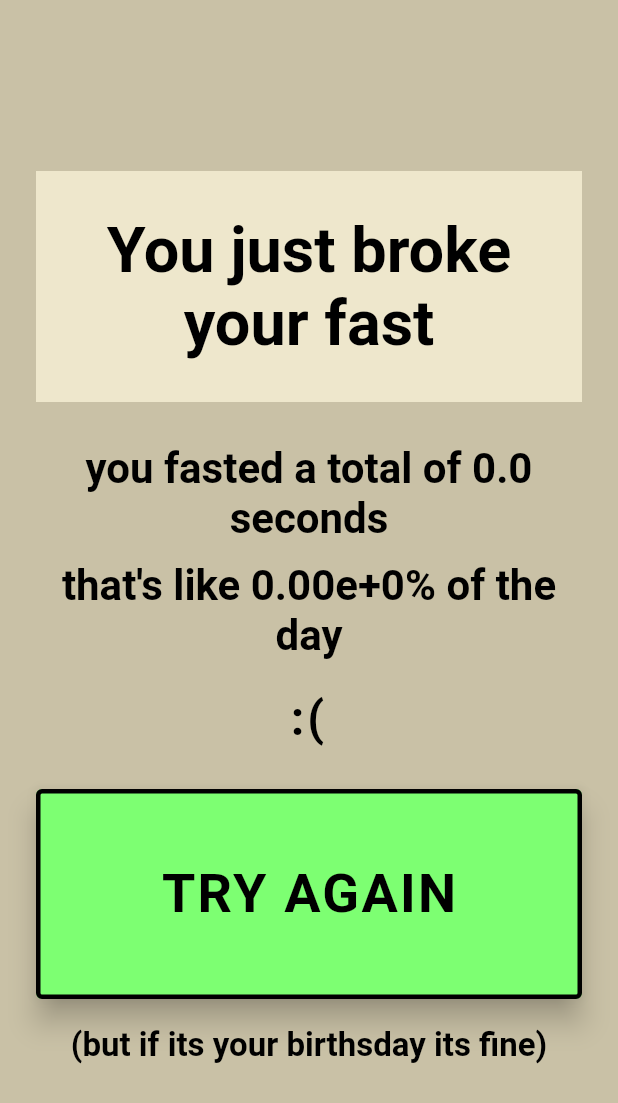
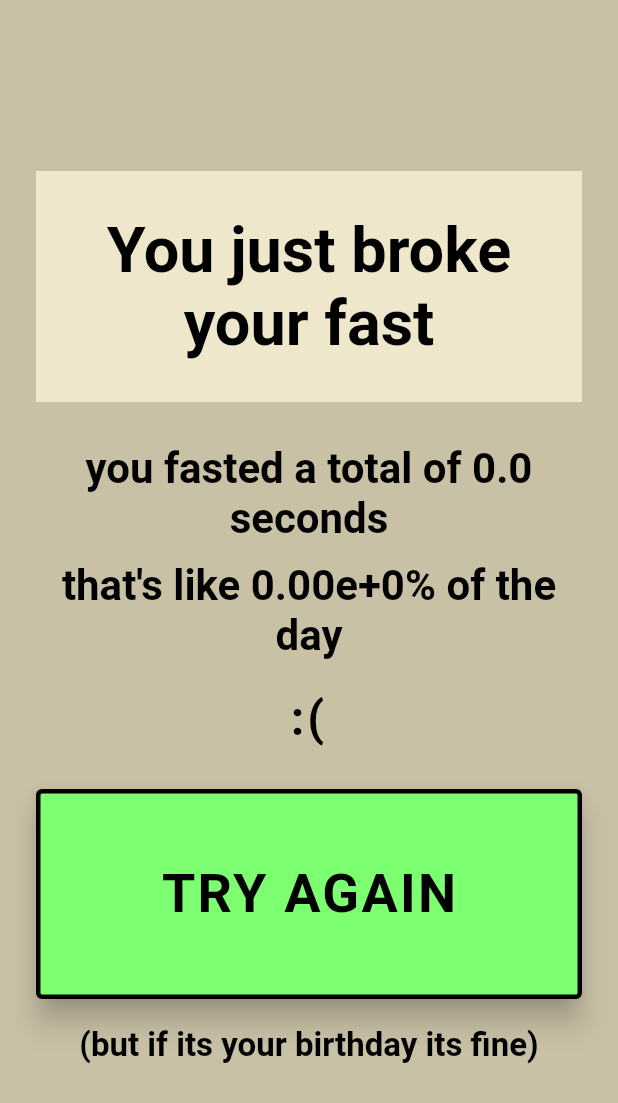
Before and after one commit to dszondy/ramadan_sim, a Flutter app: the BrokeFastScreen widget shown alone on an empty page, opened directly with empty values, on a phone screen of 412 x 824 dp. Shown: the top 1103 px of the screen. Run offline on Flutter 3.47's test engine with Material 3 defaults, Android fonts, the light colour scheme and no system bars; Roboto replaces fonts that are missing (Times New Roman).

Commit message:
Fix typo broke_fast_screen.dart

```diff
--- a/lib/features/results/presentation/broke_fast_screen.dart
+++ b/lib/features/results/presentation/broke_fast_screen.dart
@@ -97,7 +97,7 @@ class BrokeFastScreen extends StatelessWidget {
           ),
           const SizedBox(height: 18),
           const Text(
-            '(but if its your birthsday its fine)',
+            '(but if its your birthday its fine)',
             textAlign: TextAlign.center,
             style: TextStyle(
               fontSize: 22,
```
